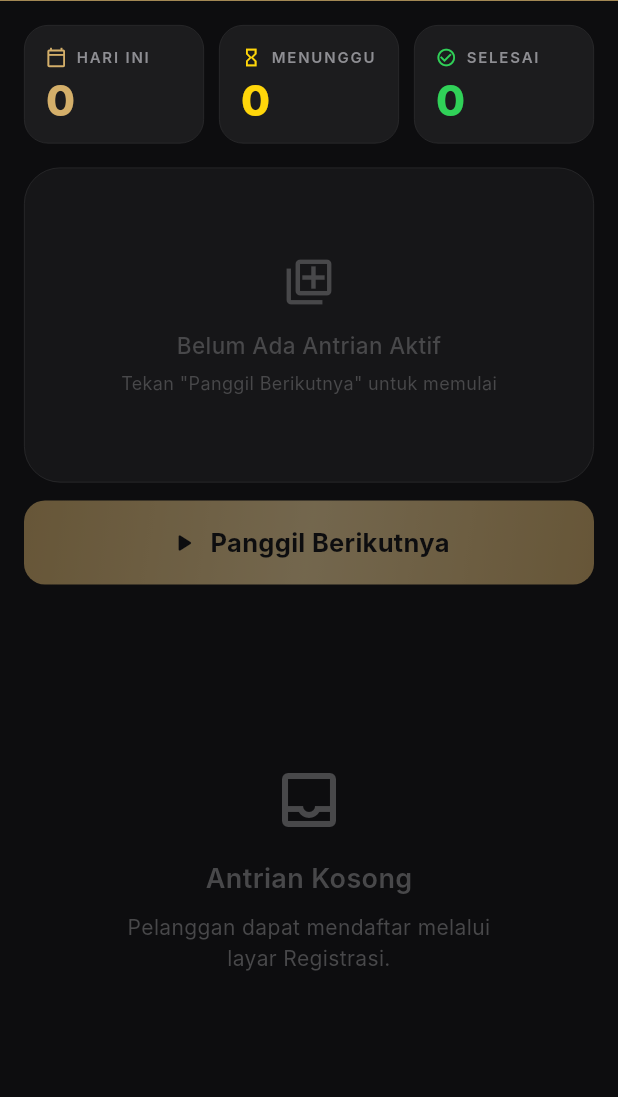
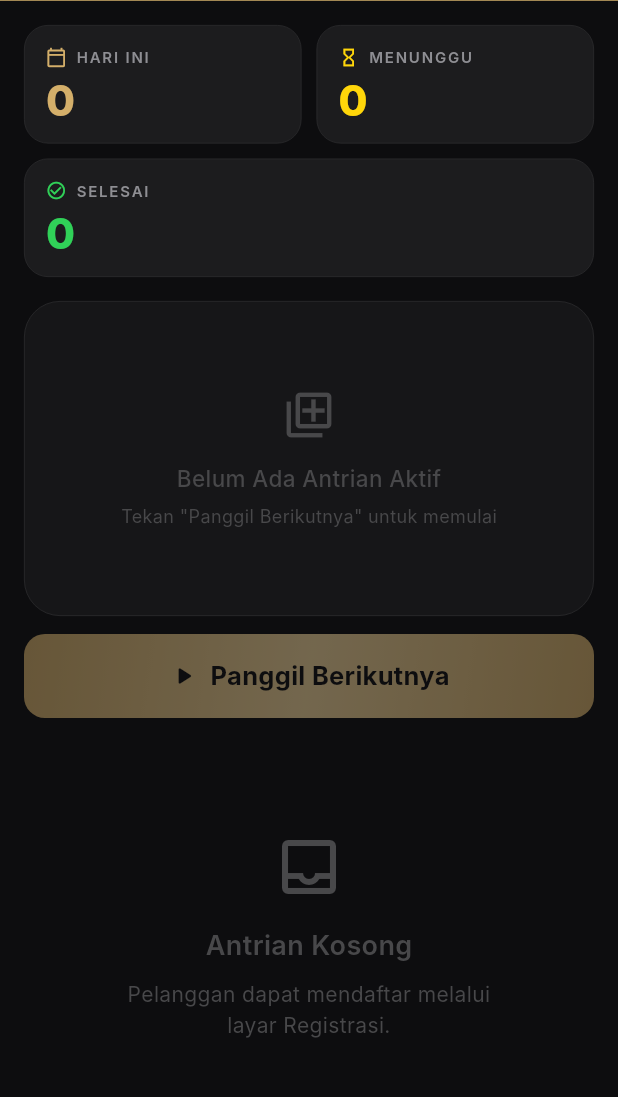
Before and after one commit to mrizkymxx/q-premium-queue, a Flutter app: the OperatorDashboardScreen screen opened by its route, on a phone screen of 412 x 824 dp, the part 83-1180 px from its top. Run offline on Flutter 3.47's test engine with Material 3 defaults, Android fonts, the phone set to English and light mode, and no system bars; drawn by our look-alikes of flutter_animate; our stand-ins replace supabase_flutter, web; accounts and stored records are empty; Roboto replaces fonts that are missing (Inter).

Commit message:
style: make dashboard layout responsive for mobile and desktop

```diff
--- a/lib/screens/operator_dashboard_screen.dart
+++ b/lib/screens/operator_dashboard_screen.dart
@@ -93,29 +93,58 @@ class _OperatorDashboardScreenState extends State<OperatorDashboardScreen> {
         SliverToBoxAdapter(
           child: Padding(
             padding: const EdgeInsets.fromLTRB(16, 16, 16, 0),
-            child: Row(
-              children: [
-                StatChip(
+            child: LayoutBuilder(
+              builder: (context, constraints) {
+                final isMobile = constraints.maxWidth < 600;
+                final todayChip = StatChip(
                   label: 'Hari Ini',
                   value: '${provider.totalToday}',
                   icon: Icons.calendar_today_outlined,
                   accentColor: AppTheme.gold,
-                ),
-                const SizedBox(width: 10),
-                StatChip(
+                );
+                final waitChip = StatChip(
                   label: 'Menunggu',
                   value: '${provider.waitingList.length}',
                   icon: Icons.hourglass_empty_outlined,
                   accentColor: AppTheme.warning,
-                ),
-                const SizedBox(width: 10),
-                StatChip(
+                );
+                final servedChip = StatChip(
                   label: 'Selesai',
                   value: '${provider.servedToday}',
                   icon: Icons.check_circle_outline,
                   accentColor: AppTheme.success,
+                );
+
+                if (isMobile) {
+                  return Column(
+                    children: [
+                      Row(
+                        children: [
+                          Expanded(child: todayChip),
+                          const SizedBox(width: 10),
+                          Expanded(child: waitChip),
+                        ],
+                      ),
+                      const SizedBox(height: 10),
+                      Row(
+                        children: [
+                          Expanded(child: servedChip),
+                        ],
                       ),
                     ],
+                  );
+                }
+
+                return Row(
+                  children: [
+                    Expanded(child: todayChip),
+                    const SizedBox(width: 10),
+                    Expanded(child: waitChip),
+                    const SizedBox(width: 10),
+                    Expanded(child: servedChip),
+                  ],
+                );
+              },
             )
             .animate()
             .fadeIn(duration: 400.ms, delay: 100.ms)
@@ -266,11 +295,11 @@ class _OperatorDashboardScreenState extends State<OperatorDashboardScreen> {
     final hasCalling = provider.currentCalling != null;
     final canCall = provider.canCallNext && provider.waitingList.isNotEmpty;
 
-    return Row(
-      children: [
-        if (hasCalling) ...[
-          Expanded(
-            child: HapticButton(
+    return LayoutBuilder(
+      builder: (context, constraints) {
+        final isMobile = constraints.maxWidth < 600;
+
+        final skipBtn = HapticButton(
           label: _confirmSkip ? 'Yakin Lewati?' : 'Lewati',
           icon: _confirmSkip ? Icons.warning_outlined : Icons.skip_next,
           variant: ButtonVariant.ghost,
@@ -285,32 +314,59 @@ class _OperatorDashboardScreenState extends State<OperatorDashboardScreen> {
               setState(() => _confirmSkip = false);
             }
           },
-            ),
-          ),
-          const SizedBox(width: 10),
-          Expanded(
-            child: HapticButton(
+        );
+
+        final completeBtn = HapticButton(
           label: 'Selesai',
           icon: Icons.check_rounded,
           variant: ButtonVariant.success,
           onPressed: () =>
               provider.completeCurrent(provider.currentCalling!.id),
-            ),
-          ),
-          const SizedBox(width: 10),
-        ],
-        Expanded(
-          flex: hasCalling ? 2 : 1,
-          child: HapticButton(
+        );
+
+        final callBtn = HapticButton(
           label: 'Panggil Berikutnya',
           icon: Icons.play_arrow_rounded,
           variant: ButtonVariant.primary,
           size: ButtonSize.large,
           isLoading: provider.isLoading,
           onPressed: canCall ? () => provider.callNext() : null,
+        );
+
+        if (isMobile && hasCalling) {
+          return Column(
+            children: [
+              Row(
+                children: [
+                  Expanded(child: skipBtn),
+                  const SizedBox(width: 10),
+                  Expanded(child: completeBtn),
+                ],
               ),
+              const SizedBox(height: 10),
+              SizedBox(
+                width: double.infinity,
+                child: callBtn,
               ),
             ],
+          );
+        }
+
+        return Row(
+          children: [
+            if (hasCalling) ...[
+              Expanded(child: skipBtn),
+              const SizedBox(width: 10),
+              Expanded(child: completeBtn),
+              const SizedBox(width: 10),
+            ],
+            Expanded(
+              flex: hasCalling ? 2 : 1,
+              child: callBtn,
+            ),
+          ],
+        );
+      },
     );
   }
 }
--- a/lib/widgets/stat_chip.dart
+++ b/lib/widgets/stat_chip.dart
@@ -18,8 +18,7 @@ class StatChip extends StatelessWidget {
 
   @override
   Widget build(BuildContext context) {
-    return Expanded(
-      child: Container(
+    return Container(
       padding: const EdgeInsets.symmetric(horizontal: 14, vertical: 14),
       decoration: BoxDecoration(
         color: AppTheme.cardColor,
@@ -34,7 +33,8 @@ class StatChip extends StatelessWidget {
             children: [
               Icon(icon, size: 14, color: accentColor),
               const SizedBox(width: 6),
-                Text(
+              Flexible(
+                child: Text(
                   label.toUpperCase(),
                   style: TextStyle(
                     fontFamily: 'Inter',
@@ -42,6 +42,8 @@ class StatChip extends StatelessWidget {
                     fontWeight: FontWeight.w600,
                     color: AppTheme.textSecondary,
                     letterSpacing: 1.2,
+                  ),
+                  overflow: TextOverflow.ellipsis,
                 ),
               ),
             ],
@@ -59,7 +61,6 @@ class StatChip extends StatelessWidget {
           ),
         ],
       ),
-      ),
     );
   }
 }
```
Lines whose indentation alone changed are shown as unchanged.
